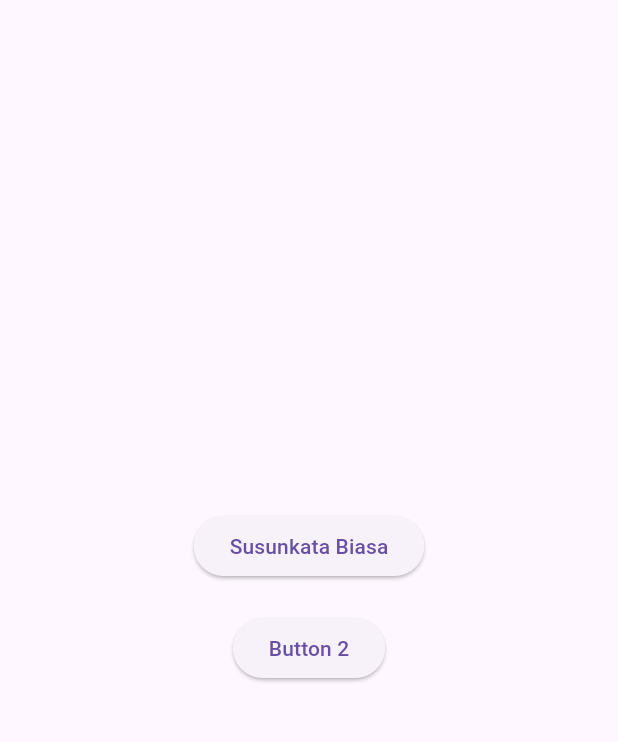
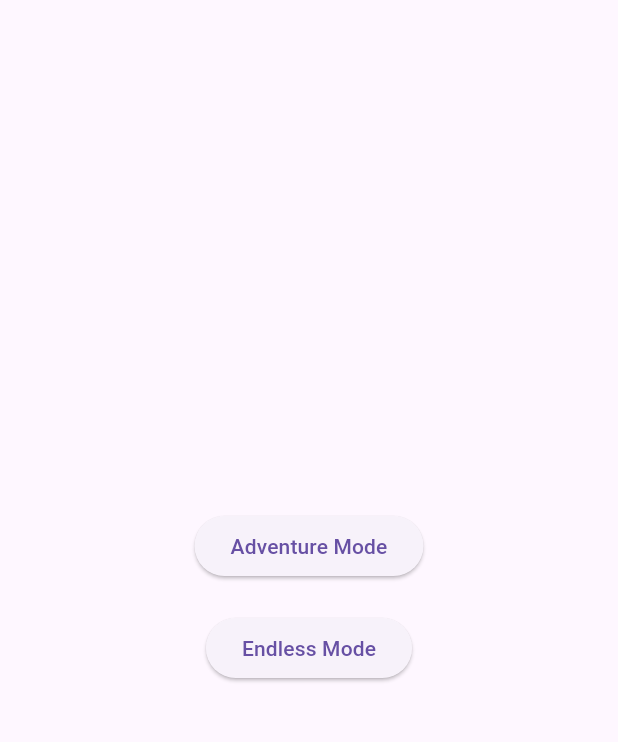
Before and after one commit to RafiDevari/DyslexiAI, a Flutter app: the Susunkatalobi screen opened directly, on a phone screen of 412 x 824 dp, the part 63-805 px from its top. Run offline on Flutter 3.47's test engine with Material 3 defaults, Android fonts, the phone set to English and light mode, and no system bars; our stand-ins replace flutter_tts, permission_handler, speech_to_text.

```diff
--- a/lib/susunkata/susunkata.dart
+++ b/lib/susunkata/susunkata.dart
@@ -141,7 +141,7 @@ class _SusunState extends State<Susunkata> {
       builder: (context) {
         return AlertDialog(
           title: Text('💔 Game Over'),
-          content: Text('You have used all your hearts! What would you like to do next?'),
+          content: Text('You have used all your hearts! What would you like to do next?'+mispelledDetails),
           actions: [
             TextButton(
               onPressed: () {
@@ -228,7 +228,7 @@ class _SusunState extends State<Susunkata> {
   }
 
   Future<void> speakCorrectWord() async {
-    await flutterTts.setLanguage("en-US");
+    await flutterTts.setLanguage("id-ID");
     await flutterTts.setSpeechRate(0.5);
     await flutterTts.speak(correctWord);
   }
--- a/lib/susunkata/susunkatalobi.dart
+++ b/lib/susunkata/susunkatalobi.dart
@@ -1,5 +1,5 @@
+import 'package:dyslexiai/susunkata/levelselector.dart';
 import 'package:flutter/material.dart';
-import 'package:dyslexiai/susunkata/susunkata.dart';
 
 class Susunkatalobi extends StatelessWidget {
   @override
@@ -16,10 +16,10 @@ class Susunkatalobi extends StatelessWidget {
               onPressed: () {
                 Navigator.push(
                   context,
-                  MaterialPageRoute(builder: (context) => Susunkata(correctWord: "POPOK",)),
+                  MaterialPageRoute(builder: (context) => Susunkatalevelselector()),
                 );
               },
-              child: Text('Susunkata Biasa'),
+              child: Text('Adventure Mode'),
             ),
 
             SizedBox(height: 20),
@@ -29,7 +29,7 @@ class Susunkatalobi extends StatelessWidget {
                 // Define the action for the second button
                 print('Second button pressed');
               },
-              child: Text('Button 2'),
+              child: Text('Endless Mode'),
             ),
           ],
         ),
```
Also changed, not shown: lib/susunkata/levelselector.dart (added, +57 -0 lines).
